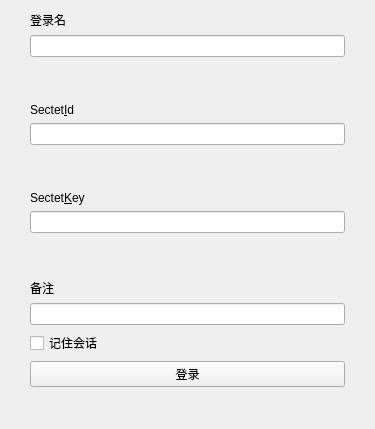
Above: fend/uilogin/uilogindialog.ui from TianYunCode/qosbrowser before the change. Below: the same form after it.
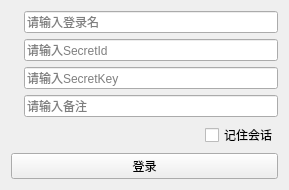
That is the form after the change. Custom widgets are drawn as their Qt base class.

Commit message: 改变文件编码，登录窗口优化

```diff
--- a/fend/uilogin/uilogindialog.ui
+++ b/fend/uilogin/uilogindialog.ui
@@ -6,8 +6,8 @@
    <rect>
     <x>0</x>
     <y>0</y>
-    <width>375</width>
-    <height>429</height>
+    <width>289</width>
+    <height>185</height>
    </rect>
   </property>
   <property name="windowTitle">
@@ -16,50 +16,22 @@
   <property name="styleSheet">
    <string notr="true"/>
   </property>
-  <layout class="QVBoxLayout" name="verticalLayout">
-   <property name="leftMargin">
-    <number>30</number>
-   </property>
-   <property name="rightMargin">
-    <number>30</number>
-   </property>
-   <property name="bottomMargin">
-    <number>20</number>
-   </property>
-   <item>
+  <layout class="QFormLayout" name="formLayout">
+   <item row="0" column="0">
     <widget class="QLabel" name="labelLoginName">
      <property name="text">
-      <string>登录名</string>
+      <string/>
      </property>
     </widget>
    </item>
-   <item>
-    <widget class="UiComboLine" name="lineLoginName"/>
-   </item>
-   <item>
-    <spacer name="verticalSpacer">
-     <property name="orientation">
-      <enum>Qt::Vertical</enum>
+   <item row="0" column="1">
+    <widget class="UiComboLine" name="lineLoginName">
+     <property name="placeholderText">
+      <string>请输入登录名</string>
      </property>
-     <property name="sizeHint" stdset="0">
-      <size>
-       <width>20</width>
-       <height>40</height>
-      </size>
-     </property>
-    </spacer>
-   </item>
-   <item>
-    <widget class="QLabel" name="labelSecretId">
-     <property name="text">
-      <string>Sectet&amp;Id</string>
-     </property>
-     <property name="buddy">
-      <cstring>lineSecretId</cstring>
-     </property>
     </widget>
    </item>
-   <item>
+   <item row="1" column="1">
     <widget class="QLineEdit" name="lineSecretId">
      <property name="minimumSize">
       <size>
@@ -67,32 +39,12 @@
        <height>0</height>
       </size>
      </property>
-    </widget>
-   </item>
-   <item>
-    <spacer name="verticalSpacer_3">
-     <property name="orientation">
-      <enum>Qt::Vertical</enum>
+     <property name="placeholderText">
+      <string>请输入SecretId</string>
      </property>
-     <property name="sizeHint" stdset="0">
-      <size>
-       <width>20</width>
-       <height>40</height>
-      </size>
-     </property>
-    </spacer>
-   </item>
-   <item>
-    <widget class="QLabel" name="labelSecretKey">
-     <property name="text">
-      <string>Sectet&amp;Key</string>
-     </property>
-     <property name="buddy">
-      <cstring>lineSecretKey</cstring>
-     </property>
     </widget>
    </item>
-   <item>
+   <item row="2" column="1">
     <widget class="QLineEdit" name="lineSecretKey">
      <property name="minimumSize">
       <size>
@@ -103,29 +55,12 @@
      <property name="echoMode">
       <enum>QLineEdit::Password</enum>
      </property>
-    </widget>
-   </item>
-   <item>
-    <spacer name="verticalSpacer_4">
-     <property name="orientation">
-      <enum>Qt::Vertical</enum>
+     <property name="placeholderText">
+      <string>请输入SecretKey</string>
      </property>
-     <property name="sizeHint" stdset="0">
-      <size>
-       <width>20</width>
-       <height>40</height>
-      </size>
-     </property>
-    </spacer>
-   </item>
-   <item>
-    <widget class="QLabel" name="labelRemark">
-     <property name="text">
-      <string>备注</string>
-     </property>
     </widget>
    </item>
-   <item>
+   <item row="3" column="1">
     <widget class="QLineEdit" name="lineRemark">
      <property name="minimumSize">
       <size>
@@ -133,16 +68,36 @@
        <height>0</height>
       </size>
      </property>
-    </widget>
-   </item>
-   <item>
-    <widget class="QCheckBox" name="checkSaveSection">
-     <property name="text">
-      <string>记住会话</string>
+     <property name="placeholderText">
+      <string>请输入备注</string>
      </property>
     </widget>
    </item>
-   <item>
+   <item row="4" column="0" colspan="2">
+    <layout class="QHBoxLayout" name="horizontalLayout">
+     <item>
+      <spacer name="horizontalSpacer">
+       <property name="orientation">
+        <enum>Qt::Orientation::Horizontal</enum>
+       </property>
+       <property name="sizeHint" stdset="0">
+        <size>
+         <width>40</width>
+         <height>20</height>
+        </size>
+       </property>
+      </spacer>
+     </item>
+     <item>
+      <widget class="QCheckBox" name="checkSaveSection">
+       <property name="text">
+        <string>记住会话</string>
+       </property>
+      </widget>
+     </item>
+    </layout>
+   </item>
+   <item row="5" column="0" colspan="2">
     <widget class="UiPushButton" name="btnLogin">
      <property name="minimumSize">
       <size>
@@ -155,19 +110,6 @@
      </property>
     </widget>
    </item>
-   <item>
-    <spacer name="verticalSpacer_6">
-     <property name="orientation">
-      <enum>Qt::Vertical</enum>
-     </property>
-     <property name="sizeHint" stdset="0">
-      <size>
-       <width>20</width>
-       <height>22</height>
-      </size>
-     </property>
-    </spacer>
-   </item>
   </layout>
  </widget>
  <customwidgets>
```
Left out of the diff: 2 changed lines with no effect on the pictures. The commit also changes 710 other files.
